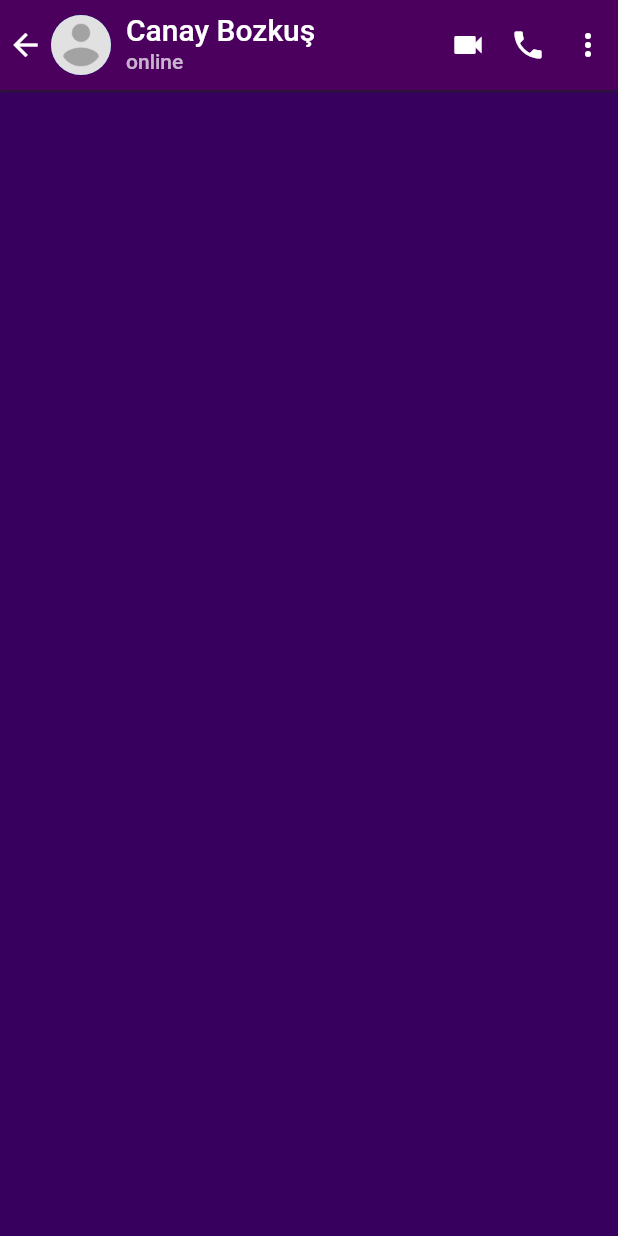
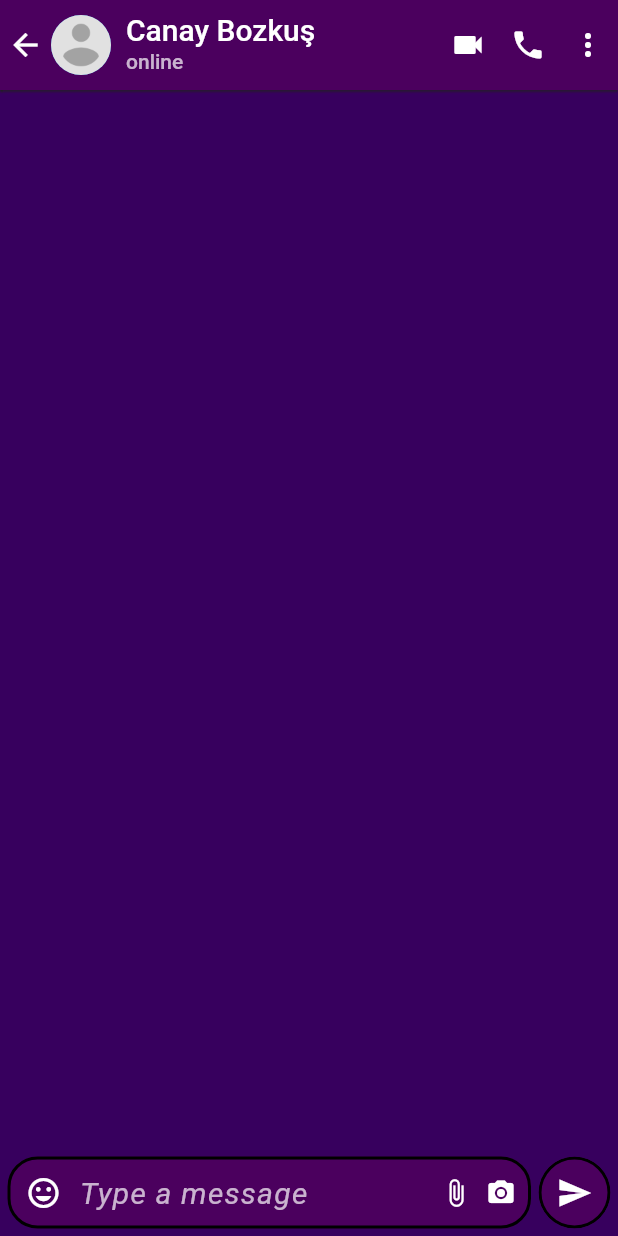
Before and after one commit to CanayBozkus/whatsapp_clone_mobile, a Flutter app: the ChatScreen screen opened by its route, on a phone screen of 412 x 824 dp. Run offline on Flutter 3.47's test engine with Material 2 defaults, Android fonts, the phone set to English and light mode, and no system bars; our stand-ins replace flutter_local_notifications, flutter_native_timezone, rxdart, timezone.

Commit message:
chat screen text input

```diff
--- a/lib/screens/chat_screen.dart
+++ b/lib/screens/chat_screen.dart
@@ -1,6 +1,7 @@
 import 'package:flutter/material.dart';
 import 'package:whatsapp_clone_mobile/utilities/constants.dart';
 import 'package:whatsapp_clone_mobile/widgets/chat_screen/chat_screen_appbar.dart';
+import 'package:whatsapp_clone_mobile/widgets/form/base_textformfield.dart';
 
 class ChatScreen extends StatelessWidget {
   static const routeName = 'ChatScreen';
@@ -14,7 +15,102 @@ class ChatScreen extends StatelessWidget {
           body: Column(
             children: [
               ChatScreenAppBar(),
-              SizedBox(height: 50,),
+              Expanded(
+                child: ListView(
+                  children: [],
+                ),
+              ),
+              Padding(
+                padding: EdgeInsets.symmetric(horizontal: 5),
+                child: Row(
+                  crossAxisAlignment: CrossAxisAlignment.end,
+                  children: [
+                    Expanded(
+                      child: BaseTextFormField(
+                        maxLine: 3,
+                        borderRadius: 20,
+                        hintText: 'Type a message',
+                        prefixIcon: Material(
+                          color: Colors.transparent,
+                          child: IconButton(
+                            splashRadius: 20,
+                            icon: Icon(
+                              Icons.tag_faces,
+                              color: Colors.white,
+                            ),
+                            onPressed: (){
+                              print(1);
+                            },
+                          ),
+                        ),
+                        suffixIcon: Container(
+                          width: 65,
+                          child: Row(
+                            mainAxisAlignment: MainAxisAlignment.center,
+                            crossAxisAlignment: CrossAxisAlignment.end,
+                            children: [
+                              SizedBox(
+                                width: 30,
+                                child: Material(
+                                  color: Colors.transparent,
+                                  child: IconButton(
+                                    padding: EdgeInsets.zero,
+                                    splashRadius: 15,
+                                    iconSize: 20,
+                                    icon: Icon(
+                                      Icons.attach_file,
+                                      color: Colors.white,
+                                    ),
+                                    onPressed: (){
+                                      print(1);
+                                    },
+                                  ),
+                                ),
+                              ),
+                              SizedBox(
+                                width: 30,
+                                child: Material(
+                                  color: Colors.transparent,
+                                  child: IconButton(
+                                    iconSize: 20,
+                                    padding: EdgeInsets.zero,
+                                    splashRadius: 15,
+                                    icon: Icon(
+                                      Icons.camera_alt,
+                                      color: Colors.white,
+                                    ),
+                                    onPressed: (){
+                                      print(1);
+                                    },
+                                  ),
+                                ),
+                              ),
+                              SizedBox(width: 5,),
+                            ],
+                          ),
+                        ),
+                      ),
+                    ),
+                    SizedBox(width: 5,),
+                    ClipOval(
+                      child: Material(
+                        color: Constant.primaryColor,
+                        shape: CircleBorder(
+                          side: BorderSide(
+                            color: Colors.black,
+                            width: 2
+                          )
+                        ),
+                        child: IconButton(
+                          icon: Icon(Icons.send, color: Colors.white,),
+                          onPressed: (){},
+                        ),
+                      ),
+                    ),
+                  ],
+                ),
+              ),
+              SizedBox(height: 5,),
             ],
           ),
         ),
--- a/lib/widgets/form/base_textformfield.dart
+++ b/lib/widgets/form/base_textformfield.dart
@@ -2,19 +2,35 @@ import 'package:flutter/material.dart';
 import 'package:whatsapp_clone_mobile/utilities/constants.dart';
 
 class BaseTextFormField extends StatelessWidget {
-  BaseTextFormField({this.hintText = ''});
+  BaseTextFormField({
+    this.hintText = '',
+    this.borderRadius = 6.0,
+    this.prefixIcon,
+    this.suffixIcon,
+    this.minLine = 1,
+    this.maxLine = 1,
+  });
 
   final String hintText;
+  final double borderRadius;
+  final Widget prefixIcon;
+  final Widget suffixIcon;
+  final int minLine;
+  final int maxLine;
   @override
   Widget build(BuildContext context) {
     ThemeData theme = Theme.of(context);
     return TextFormField(
+      maxLines: maxLine,
+      minLines: minLine,
       style: TextStyle(
-        color: Colors.white70,
+        color: Colors.white,
         letterSpacing: 0.75,
         fontSize: Constant.defaultFontSize,
       ),
       decoration: InputDecoration(
+        prefixIcon: prefixIcon,
+        suffixIcon: suffixIcon,
         hintText: hintText,
         hintStyle: TextStyle(
           color: Colors.white70,
@@ -24,15 +40,15 @@ class BaseTextFormField extends StatelessWidget {
         ),
         fillColor: theme.primaryColor,
         filled: true,
-        contentPadding: EdgeInsets.symmetric(vertical: 10, horizontal: 15),
+        contentPadding: EdgeInsets.symmetric(vertical: 10, horizontal: suffixIcon != Null ? 0 : 15),
         enabledBorder: OutlineInputBorder(
-          borderRadius: BorderRadius.circular(6.0),
+          borderRadius: BorderRadius.circular(borderRadius),
           borderSide: BorderSide(
               width: 2
           ),
         ),
         focusedBorder: OutlineInputBorder(
-          borderRadius: BorderRadius.circular(6.0),
+          borderRadius: BorderRadius.circular(borderRadius),
           borderSide: BorderSide(
               color: Constant.lightPrimaryColor,
               width: 2
```
